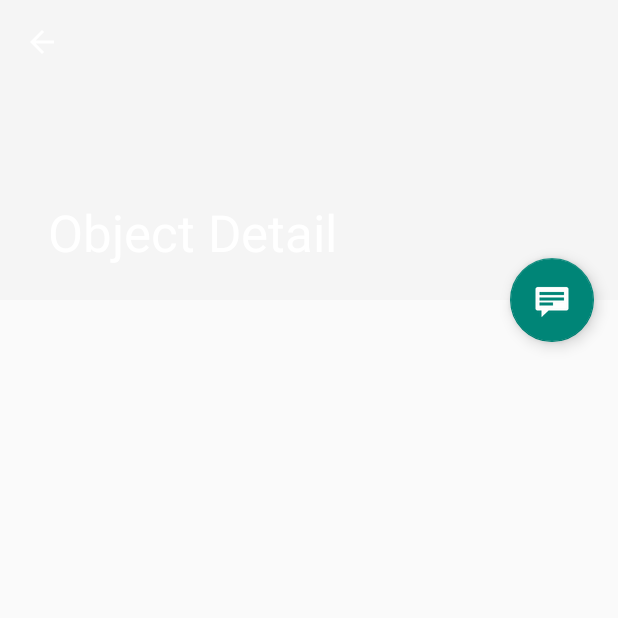
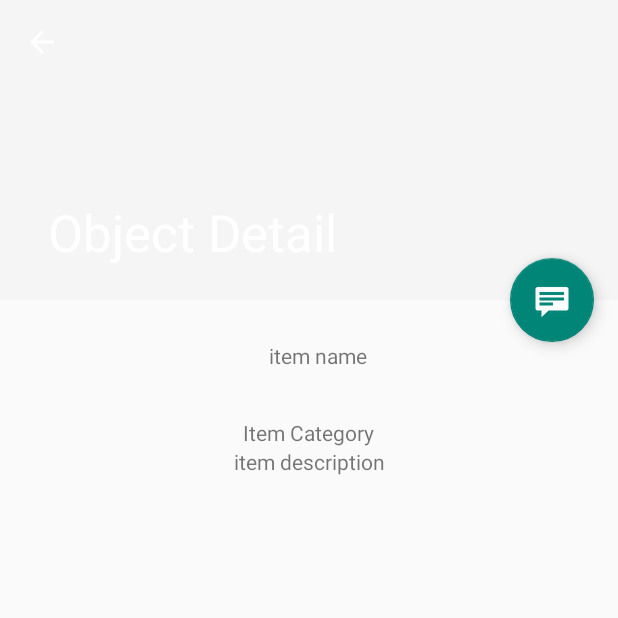
Before and after one commit to Vagahbond/Pokedex, an Android app: the ObjectDetailFragment screen opened directly, with no data from a screen before it, on a phone screen of 412 x 824 dp, the top half of it. Run offline under Robolectric (Android 15) with nearby library versions, the phone set to English and light mode, and no system bars.

Commit message:
simple display

```diff
--- a/app/src/main/res/layout/object_detail.xml
+++ b/app/src/main/res/layout/object_detail.xml
@@ -1,10 +1,62 @@
 <?xml version="1.0" encoding="utf-8"?>
-<TextView xmlns:android="http://schemas.android.com/apk/res/android"
+<androidx.constraintlayout.widget.ConstraintLayout
+    xmlns:android="http://schemas.android.com/apk/res/android"
+    xmlns:app="http://schemas.android.com/apk/res-auto"
     xmlns:tools="http://schemas.android.com/tools"
-    android:id="@+id/object_detail"
-    style="?android:attr/textAppearanceLarge"
     android:layout_width="match_parent"
-    android:layout_height="match_parent"
-    android:padding="16dp"
-    android:textIsSelectable="true"
-    tools:context=".objects.ObjectDetailFragment" />
+    android:layout_height="match_parent">
+
+    <ImageView
+        android:layout_width="wrap_content"
+        android:layout_height="wrap_content"
+
+        />
+
+    <ImageView
+        android:id="@+id/itemImage"
+        android:layout_width="wrap_content"
+        android:layout_height="wrap_content"
+        app:layout_constraintBottom_toTopOf="@+id/ItemName"
+        app:layout_constraintEnd_toEndOf="parent"
+        app:layout_constraintHorizontal_bias="0.52"
+        app:layout_constraintStart_toStartOf="parent"
+        app:layout_constraintTop_toTopOf="parent"
+        app:layout_constraintVertical_bias="0.52"
+        tools:src="@tools:sample/avatars" />
+
+    <TextView
+        android:id="@+id/ItemName"
+        android:layout_width="wrap_content"
+        android:layout_height="wrap_content"
+        android:layout_marginStart="101dp"
+        android:layout_marginTop="27dp"
+        android:layout_marginEnd="89dp"
+        android:layout_marginBottom="32dp"
+        android:text="item name"
+        app:layout_constraintBottom_toTopOf="@+id/ItemCategory"
+        app:layout_constraintEnd_toEndOf="parent"
+        app:layout_constraintStart_toStartOf="parent"
+        app:layout_constraintTop_toBottomOf="@+id/itemImage" />
+
+    <TextView
+        android:id="@+id/itemDescription"
+        android:layout_width="wrap_content"
+        android:layout_height="wrap_content"
+        android:text="item description"
+        app:layout_constraintBottom_toBottomOf="parent"
+        app:layout_constraintEnd_toEndOf="parent"
+        app:layout_constraintStart_toStartOf="parent"
+        app:layout_constraintTop_toBottomOf="@+id/ItemCategory" />
+
+    <TextView
+        android:id="@+id/ItemCategory"
+        android:layout_width="wrap_content"
+        android:layout_height="wrap_content"
+        android:text="Item Category"
+        app:layout_constraintBottom_toTopOf="@+id/itemDescription"
+        app:layout_constraintEnd_toEndOf="parent"
+        app:layout_constraintStart_toStartOf="parent"
+        app:layout_constraintTop_toBottomOf="@+id/ItemName" />
+
+
+</androidx.constraintlayout.widget.ConstraintLayout>
```
